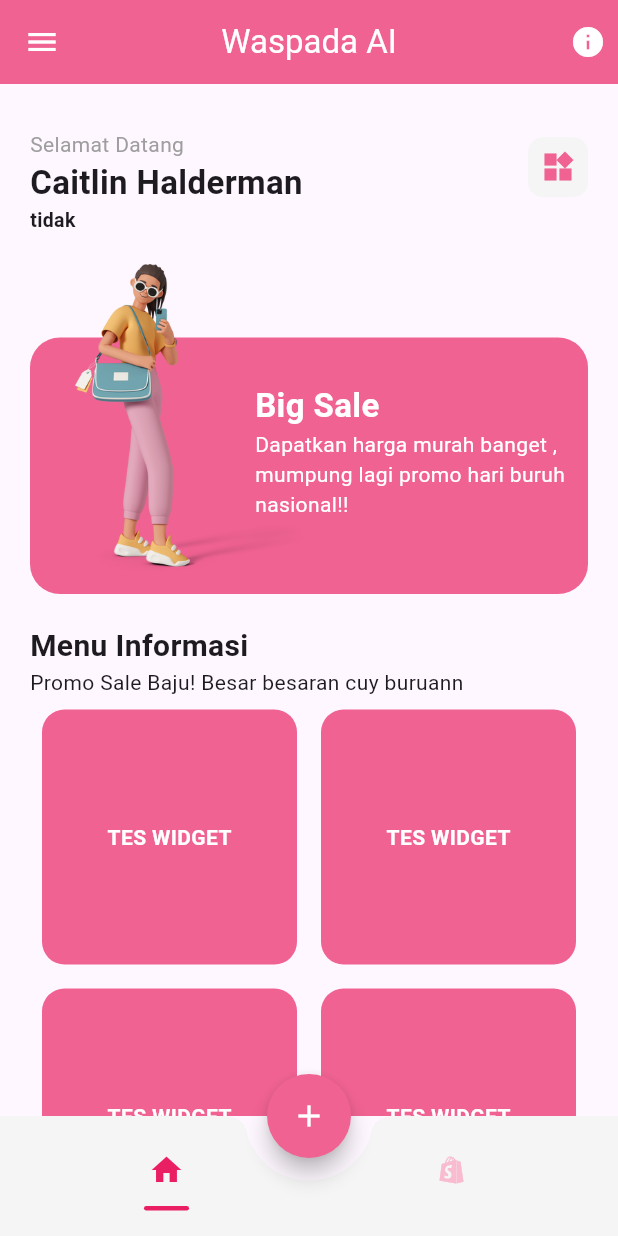
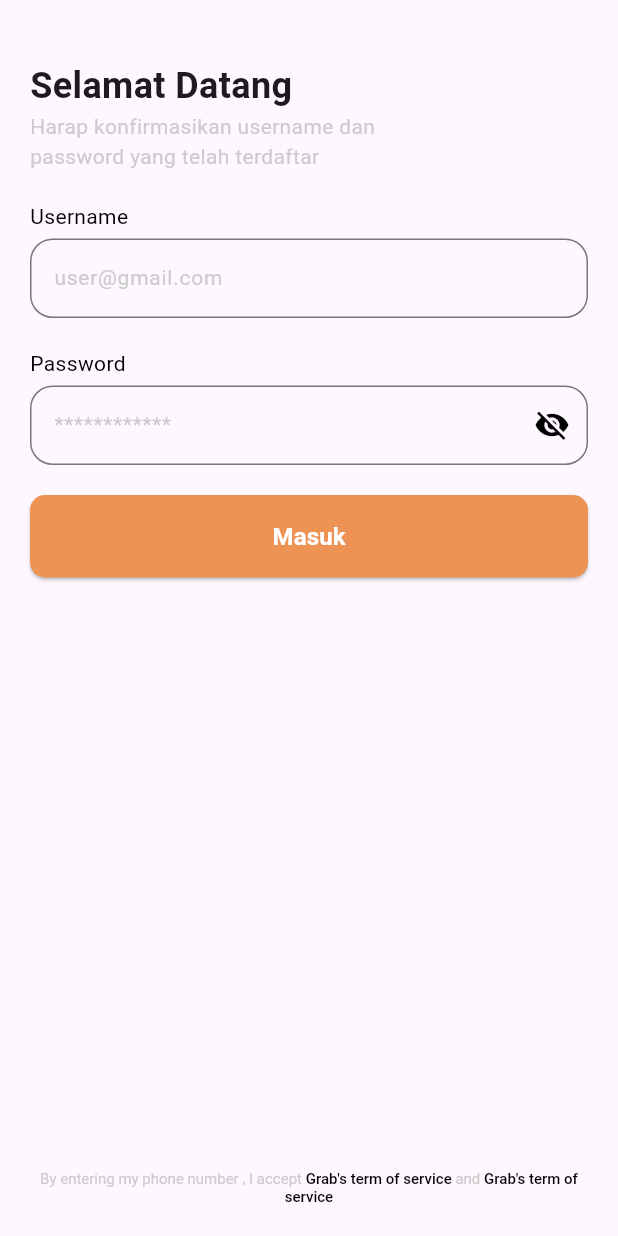
Before and after one commit to Daffaaditya2807/Mikti-Project, a Flutter app: the screen it shows after launch, on a phone screen of 412 x 824 dp. Run offline on Flutter 3.47's test engine with Material 3 defaults, Android fonts, the phone set to English and light mode, and no system bars; our stand-ins replace google_fonts.

Commit message:
update ui

```diff
--- /dev/null
+++ b/lib/component/list_color.dart
@@ -0,0 +1,5 @@
+import 'package:flutter/material.dart';
+
+Color baseYellow = const Color.fromRGBO(255, 236, 158, 1);
+Color lightGrey = const Color.fromRGBO(204, 204, 204, 1);
+Color orange = const Color.fromRGBO(237, 148, 85, 1);
--- a/lib/main.dart
+++ b/lib/main.dart
@@ -1,4 +1,4 @@
-import 'package:build_ui/ui/home_screen.dart';
+import 'package:build_ui/ui/splash_screen.dart';
 import 'package:flutter/material.dart';
 
 void main() {
@@ -14,7 +14,7 @@ class MyApp extends StatelessWidget {
     return MaterialApp(
       title: 'Flutter Demo',
       debugShowCheckedModeBanner: false,
-      home: HomeScreen(),
+      home: SplashScreen(),
     );
   }
 }
--- a/lib/ui/home_screen.dart
+++ b/lib/ui/dashboard.dart
@@ -1,26 +1,27 @@
-import 'package:build_ui/ui/add_story_screen.dart';
-import 'package:build_ui/ui/greeting.dart';
-import 'package:build_ui/ui/info_detail_screen.dart';
-import 'package:build_ui/ui/menu.dart';
+import 'package:build_ui/ui/home.dart';
+import 'package:build_ui/ui/learn_mikti/add_story_screen.dart';
+import 'package:build_ui/ui/learn_mikti/greeting.dart';
+import 'package:build_ui/ui/learn_mikti/info_detail_screen.dart';
+import 'package:build_ui/ui/learn_mikti/menu.dart';
 import 'package:flutter/material.dart';
 
-class HomeScreen extends StatefulWidget {
-  HomeScreen({super.key});
+class DashboardScreen extends StatefulWidget {
+  DashboardScreen({super.key});
 
   @override
-  State<HomeScreen> createState() => _HomeScreenState();
+  State<DashboardScreen> createState() => _DashboardScreenState();
 }
 
-class _HomeScreenState extends State<HomeScreen> {
+class _DashboardScreenState extends State<DashboardScreen> {
   int pageSelected = 0;
   final PageController _myPage = PageController();
-  List<Widget> screenUi = [const GreetingScreen(), const MenuScreen()];
+  List<Widget> screenUi = [Home(), const MenuScreen()];
 
   @override
   Widget build(BuildContext context) {
     // TODO: implement build
     return Scaffold(
-        appBar: _appBar(),
+        // appBar: _appBar(),
         body: PageView(
           controller: _myPage,
           onPageChanged: (value) {
@@ -32,7 +33,7 @@ class _HomeScreenState extends State<HomeScreen> {
           },
           children: screenUi,
         ),
-        drawer: _drawer(context),
+        // drawer: _drawer(context),
         floatingActionButton: _floatButton(),
         floatingActionButtonLocation: FloatingActionButtonLocation.centerDocked,
         bottomNavigationBar: _navbar());
--- a/lib/ui/greeting.dart
+++ b/lib/ui/learn_mikti/greeting.dart
@@ -50,10 +50,6 @@ class GreetingScreen extends StatelessWidget {
                   ),
                 ),
               ],
-            ),
-            const Text(
-              "tidak",
-              style: TextStyle(fontWeight: FontWeight.w700, fontSize: 13),
             ),
             const SizedBox(
               height: 20,
--- /dev/null
+++ b/lib/ui/login.dart
@@ -0,0 +1,209 @@
+import 'package:build_ui/component/list_color.dart';
+import 'package:build_ui/ui/dashboard.dart';
+import 'package:flutter/material.dart';
+
+class LoginPage extends StatefulWidget {
+  const LoginPage({super.key});
+
+  @override
+  State<LoginPage> createState() => _LoginPageState();
+}
+
+class _LoginPageState extends State<LoginPage> {
+  TextEditingController _controllerUsername = TextEditingController();
+  TextEditingController _controllerPassword = TextEditingController();
+  final FocusNode _focusNodeUsername = FocusNode();
+  final FocusNode _focusNodePassword = FocusNode();
+
+  @override
+  void initState() {
+    // TODO: implement initState
+    super.initState();
+    // Add listeners to handle focus changes
+    _focusNodeUsername.addListener(() {
+      setState(() {});
+    });
+    _focusNodePassword.addListener(() {
+      setState(() {});
+    });
+  }
+
+  @override
+  void dispose() {
+    // TODO: implement dispose
+    _controllerUsername.dispose();
+    _controllerPassword.dispose();
+    _focusNodeUsername.dispose();
+    _focusNodePassword.dispose();
+    super.dispose();
+  }
+
+  Color _getTextColor(FocusNode focusNode) {
+    return focusNode.hasFocus ? orange : Colors.black;
+  }
+
+  @override
+  Widget build(BuildContext context) {
+    return Scaffold(
+      body: SafeArea(
+          child: Padding(
+        padding: EdgeInsets.symmetric(horizontal: 20.0),
+        child: Form(
+          child: Column(
+            crossAxisAlignment: CrossAxisAlignment.start,
+            children: [
+              const SizedBox(
+                height: 40,
+              ),
+              const Text(
+                "Selamat Datang",
+                style: TextStyle(fontSize: 24, fontWeight: FontWeight.bold),
+              ),
+              SizedBox(
+                width: 280,
+                child: Text(
+                  "Harap konfirmasikan username dan password yang telah terdaftar",
+                  style: TextStyle(fontSize: 14, color: lightGrey),
+                ),
+              ),
+              const SizedBox(
+                height: 20,
+              ),
+              Text(
+                "Username",
+                style: TextStyle(
+                  color: _getTextColor(
+                      _focusNodeUsername), // Set text color based on focus
+                  fontSize: 14,
+                ),
+              ),
+              const SizedBox(
+                height: 5,
+              ),
+              TextFormField(
+                cursorColor: orange,
+                controller: _controllerUsername,
+                // style: TextStyle(
+                //   color: _isFocused
+                //       ? orange
+                //       : Colors.black, // Change text color based on focus
+                //   fontSize: 14,
+                // ),
+                focusNode: _focusNodeUsername,
+                style: TextStyle(
+                  color: _getTextColor(
+                      _focusNodeUsername), // Set text color based on focus
+                  fontSize: 14,
+                ),
+                decoration: InputDecoration(
+                    hintText: "user@gmail.com",
+                    hintStyle: TextStyle(color: lightGrey),
+                    border: OutlineInputBorder(
+                        borderRadius: BorderRadius.circular(15),
+                        borderSide: BorderSide(color: lightGrey)),
+                    focusedBorder: OutlineInputBorder(
+                        borderRadius: BorderRadius.circular(15),
+                        borderSide: BorderSide(color: orange))),
+              ),
+              const SizedBox(
+                height: 20,
+              ),
+              Text(
+                "Password",
+                style: TextStyle(
+                  color: _getTextColor(
+                      _focusNodePassword), // Set text color based on focus
+                  fontSize: 14,
+                ),
+              ),
+              const SizedBox(
+                height: 5,
+              ),
+              TextFormField(
+                cursorColor: orange,
+                controller: _controllerPassword,
+                focusNode: _focusNodePassword,
+                obscureText: true,
+                style: TextStyle(
+                  color: _getTextColor(
+                      _focusNodePassword), // Set text color based on focus
+                  fontSize: 14,
+                ),
+                decoration: InputDecoration(
+                    hintText: "************",
+                    suffixIcon: IconButton(
+                        onPressed: () {},
+                        icon: Icon(
+                          Icons.visibility_off,
+                          color: _getTextColor(_focusNodePassword),
+                        )),
+                    hintStyle: TextStyle(color: lightGrey),
+                    border: OutlineInputBorder(
+                        borderRadius: BorderRadius.circular(15),
+                        borderSide: BorderSide(color: lightGrey)),
+                    focusedBorder: OutlineInputBorder(
+                        borderRadius: BorderRadius.circular(15),
+                        borderSide: BorderSide(color: orange))),
+              ),
+              const SizedBox(
+                height: 20,
+              ),
+              ElevatedButton(
+                  onPressed: () {
+                    Navigator.push(
+                        context,
+                        MaterialPageRoute(
+                          builder: (context) => DashboardScreen(),
+                        ));
+                  },
+                  style: ElevatedButton.styleFrom(
+                      backgroundColor: orange,
+                      minimumSize: Size.fromHeight(55),
+                      shape: RoundedRectangleBorder(
+                          borderRadius: BorderRadius.circular(10))),
+                  child: const Text(
+                    "Masuk",
+                    style: TextStyle(
+                        color: Colors.white,
+                        fontWeight: FontWeight.bold,
+                        fontSize: 16),
+                  )),
+              Expanded(child: Container()),
+              RichText(
+                  textAlign: TextAlign.center,
+                  text: TextSpan(
+                      text: "By entering my phone number , I accept",
+                      style: TextStyle(
+                        color: lightGrey,
+                        fontSize: 10,
+                      ),
+                      children: [
+                        const TextSpan(
+                            text: " Grab's term of service",
+                            style: TextStyle(
+                                color: Colors.black,
+                                fontSize: 10,
+                                fontWeight: FontWeight.w500)),
+                        TextSpan(
+                            text: " and",
+                            style: TextStyle(
+                              color: lightGrey,
+                              fontSize: 10,
+                            )),
+                        const TextSpan(
+                            text: " Grab's term of service",
+                            style: TextStyle(
+                                color: Colors.black,
+                                fontSize: 10,
+                                fontWeight: FontWeight.w500)),
+                      ])),
+              const SizedBox(
+                height: 20,
+              )
+            ],
+          ),
+        ),
+      )),
+    );
+  }
+}
--- a/pubspec.yaml
+++ b/pubspec.yaml
@@ -34,6 +34,7 @@ dependencies:
   # The following adds the Cupertino Icons font to your application.
   # Use with the CupertinoIcons class for iOS style icons.
   cupertino_icons: ^1.0.2
+  google_fonts: ^6.2.0
 
 dev_dependencies:
   flutter_test:
```
Also changed, not shown: lib/ui/home.dart (added, +120 -0 lines), lib/ui/splash_screen.dart (added, +34 -0 lines), assets/logo_aps.png (added), lib/ui/learn_mikti/add_story_screen.dart (renamed from lib/ui/add_story_screen.dart), lib/ui/learn_mikti/info_detail_screen.dart (renamed from lib/ui/info_detail_screen.dart), lib/ui/learn_mikti/menu.dart (renamed from lib/ui/menu.dart), pubspec.lock, 1 other file.
